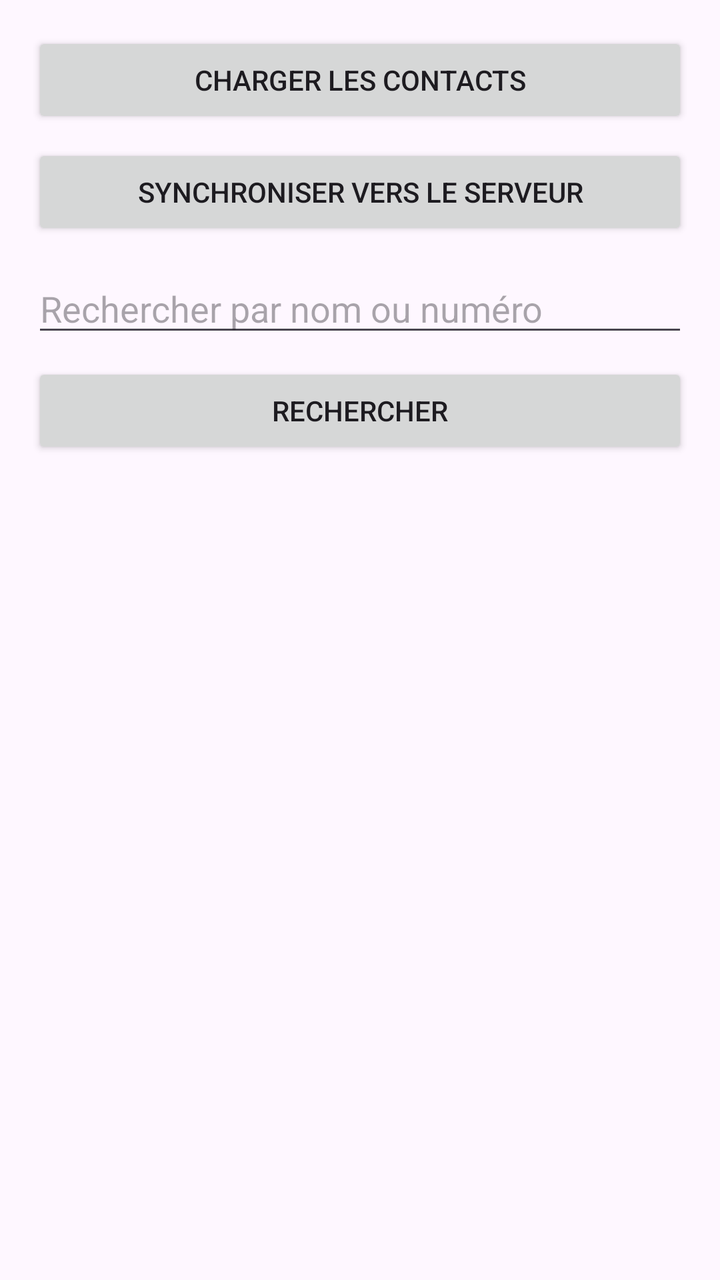
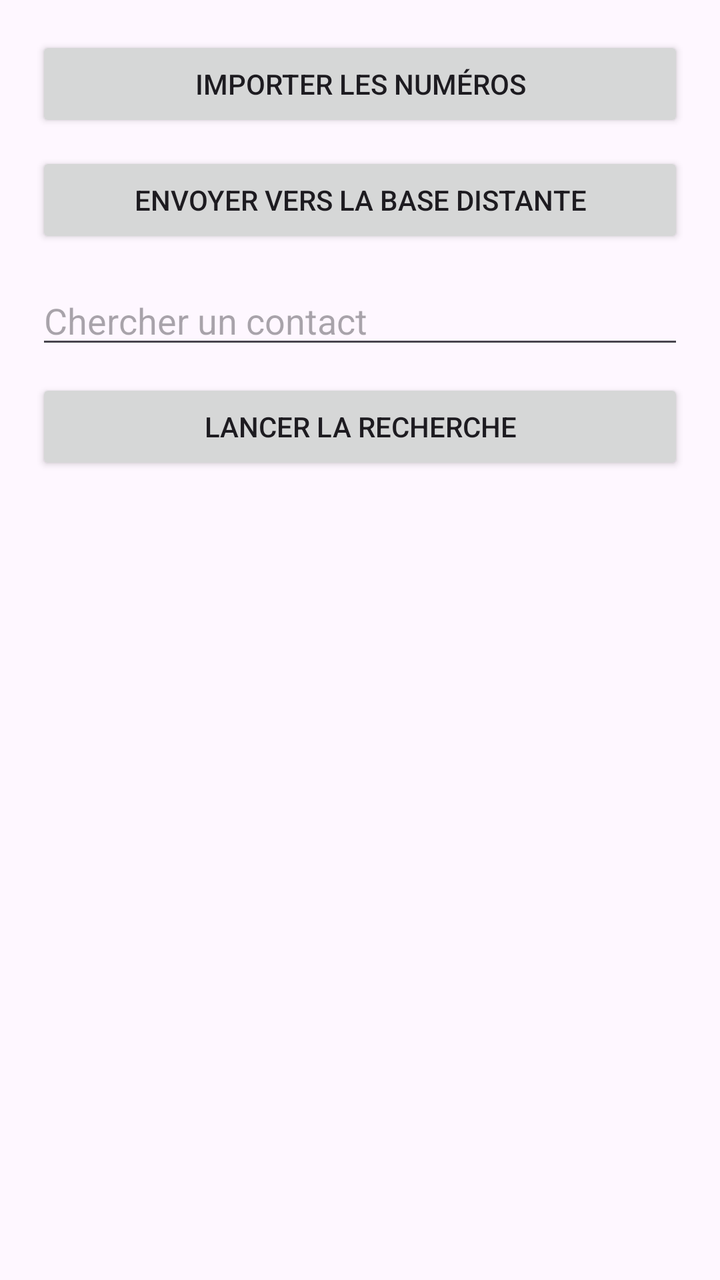

An Android layout rendered at two revisions. The XML below is the earlier revision; the diff shows what the commit changed to produce the second picture.
<!-- AndroidManifest.xml: application theme Theme.NumberBook -->
<!-- res/layout/activity_main.xml -->
<?xml version="1.0" encoding="utf-8"?>
<LinearLayout xmlns:android="http://schemas.android.com/apk/res/android"
    android:layout_width="match_parent"
    android:layout_height="match_parent"
    android:orientation="vertical"
    android:padding="16dp">

    <Button
        android:id="@+id/btnLoadContacts"
        android:layout_width="match_parent"
        android:layout_height="wrap_content"
        android:text="Charger les contacts" />

    <Button
        android:id="@+id/btnSyncContacts"
        android:layout_width="match_parent"
        android:layout_height="wrap_content"
        android:text="Synchroniser vers le serveur"
        android:layout_marginTop="8dp" />

    <EditText
        android:id="@+id/etKeyword"
        android:layout_width="match_parent"
        android:layout_height="wrap_content"
        android:hint="Rechercher par nom ou numéro"
        android:layout_marginTop="12dp" />

    <Button
        android:id="@+id/btnSearch"
        android:layout_width="match_parent"
        android:layout_height="wrap_content"
        android:text="Rechercher"
        android:layout_marginTop="8dp" />

    <androidx.recyclerview.widget.RecyclerView
        android:id="@+id/recyclerViewContacts"
        android:layout_width="match_parent"
        android:layout_height="0dp"
        android:layout_weight="1"
        android:layout_marginTop="12dp" />
</LinearLayout>
<!-- resources referenced by this layout -->
<resources>
  <style name="Theme.NumberBook" parent="Base.Theme.NumberBook" />
  <style name="Base.Theme.NumberBook" parent="Theme.Material3.DayNight.NoActionBar">
          
          
      </style>
</resources>

<!-- the commit's change to res/layout/activity_main.xml (unified diff, before → after) -->
@@ -1,41 +1,44 @@
 <?xml version="1.0" encoding="utf-8"?>
-<LinearLayout xmlns:android="http://schemas.android.com/apk/res/android"
+<LinearLayout
+    xmlns:android="http://schemas.android.com/apk/res/android"
     android:layout_width="match_parent"
     android:layout_height="match_parent"
     android:orientation="vertical"
-    android:padding="16dp">
+    android:padding="18dp">
 
     <Button
-        android:id="@+id/btnLoadContacts"
+        android:id="@+id/btnImport"
         android:layout_width="match_parent"
         android:layout_height="wrap_content"
-        android:text="Charger les contacts" />
+        android:text="Importer les numéros" />
 
     <Button
-        android:id="@+id/btnSyncContacts"
+        android:id="@+id/btnUpload"
         android:layout_width="match_parent"
         android:layout_height="wrap_content"
-        android:text="Synchroniser vers le serveur"
-        android:layout_marginTop="8dp" />
+        android:layout_marginTop="10dp"
+        android:text="Envoyer vers la base distante" />
 
     <EditText
-        android:id="@+id/etKeyword"
+        android:id="@+id/inputSearch"
         android:layout_width="match_parent"
         android:layout_height="wrap_content"
-        android:hint="Rechercher par nom ou numéro"
-        android:layout_marginTop="12dp" />
+        android:layout_marginTop="14dp"
+        android:hint="Chercher un contact"
+        android:inputType="text" />
 
     <Button
-        android:id="@+id/btnSearch"
+        android:id="@+id/btnFind"
         android:layout_width="match_parent"
         android:layout_height="wrap_content"
-        android:text="Rechercher"
-        android:layout_marginTop="8dp" />
+        android:layout_marginTop="10dp"
+        android:text="Lancer la recherche" />
 
     <androidx.recyclerview.widget.RecyclerView
-        android:id="@+id/recyclerViewContacts"
+        android:id="@+id/recyclerNumbers"
         android:layout_width="match_parent"
         android:layout_height="0dp"
         android:layout_weight="1"
-        android:layout_marginTop="12dp" />
+        android:layout_marginTop="14dp" />
+
 </LinearLayout>
